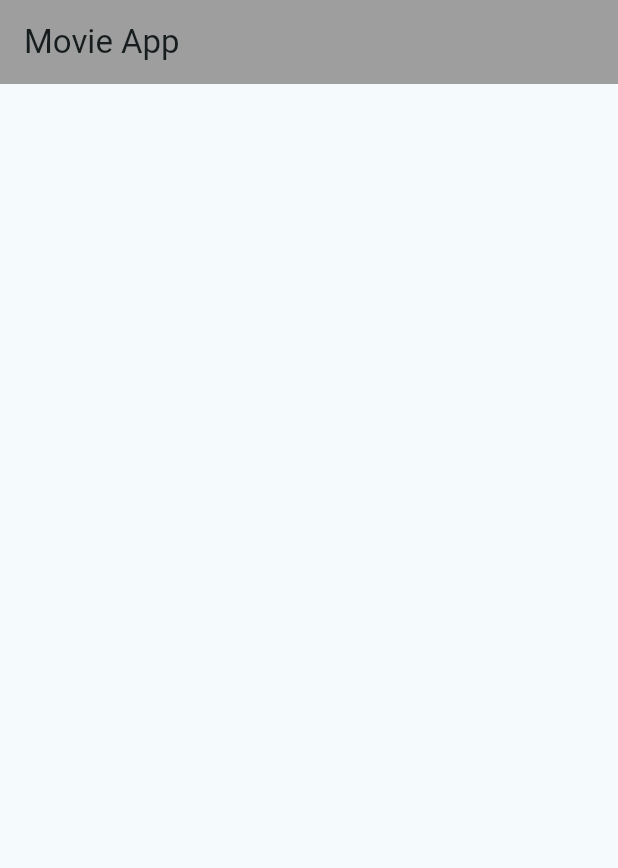
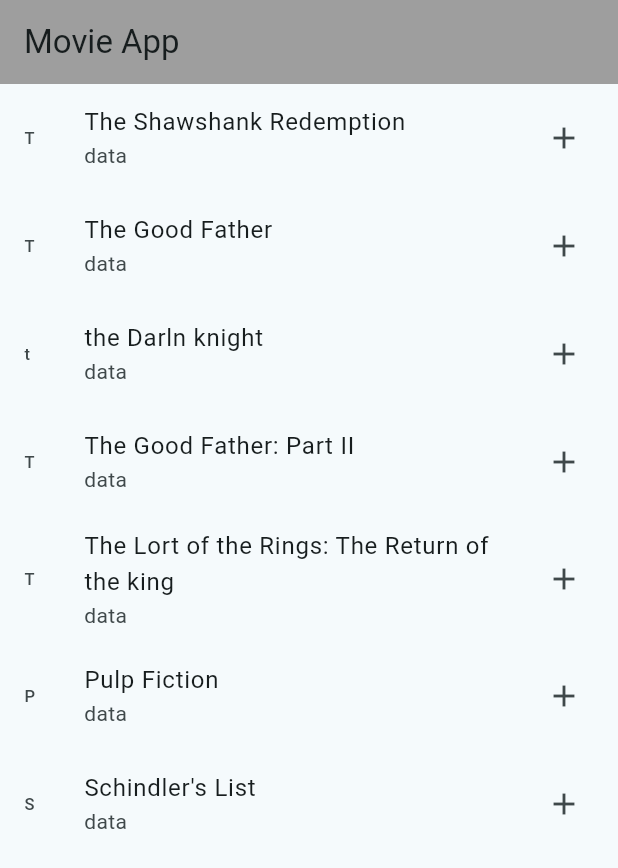
Before and after one commit to mahdawemghr/movie_app, a Flutter app: the screen it shows after launch, on a phone screen of 412 x 824 dp. Shown: the top 868 px of the screen. Run offline on Flutter 3.47's test engine with Material 3 defaults, Android fonts, the phone set to English and light mode, and no system bars.

Commit message:
some updates

```diff
--- a/lib/main.dart
+++ b/lib/main.dart
@@ -1,7 +1,14 @@
 import 'package:flutter/material.dart';
+import 'package:movie_app/providers/movie_provider.dart';
+import 'package:provider/provider.dart';
 
 void main() {
-  runApp(const MyApp());
+  runApp(
+    ChangeNotifierProvider(
+      create: (context) => MovieProvider(),
+      child: const MyApp(),
+    ),
+  );
 }
 
 class MyApp extends StatelessWidget {
@@ -28,12 +35,9 @@ class Home extends StatefulWidget {
 }
 
 class HomeState extends State<Home> {
-  final _movieList = <String>[
-
-  ];
-
   @override
   Widget build(BuildContext context) {
+    final movies = Provider.of<MovieProvider>(context).loadMovies();
     return Scaffold(
       appBar: AppBar(
         title: Text("Movie App"),
@@ -41,9 +45,15 @@ class HomeState extends State<Home> {
       ),
       body: Center(
         child: ListView.builder(
-          itemCount: _movieList.length,
+          itemCount: movies.length,
           itemBuilder: (context, index) {
-            return Text(_movieList[index]);
+            return ListTile(
+              title: Text(movies[index]),
+              leading: Text(movies[index][0]),
+              subtitle: Text("data"),
+              trailing: Icon(Icons.add),
+            );
+            // return Card(child: Center(child: Text(movies[index])));
           },
         ),
       ),
--- a/lib/providers/movie_provider.dart
+++ b/lib/providers/movie_provider.dart
@@ -10,4 +10,10 @@ class MovieProvider extends ChangeNotifier {
     "Pulp Fiction",
     "Schindler's List",
   ];
+
+  List<String> get movieList => _movieList;
+
+  List<String> loadMovies() {
+    return _movieList;
+  }
 }
```
